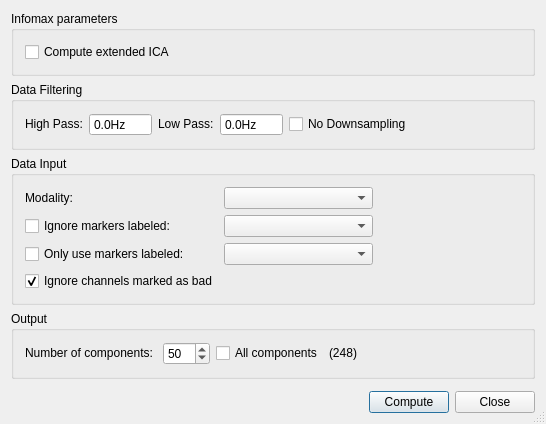
Qt form src/plugins/icav2/ICASettings.ui (HIP-infrastructure/anywave-code) before a commit.
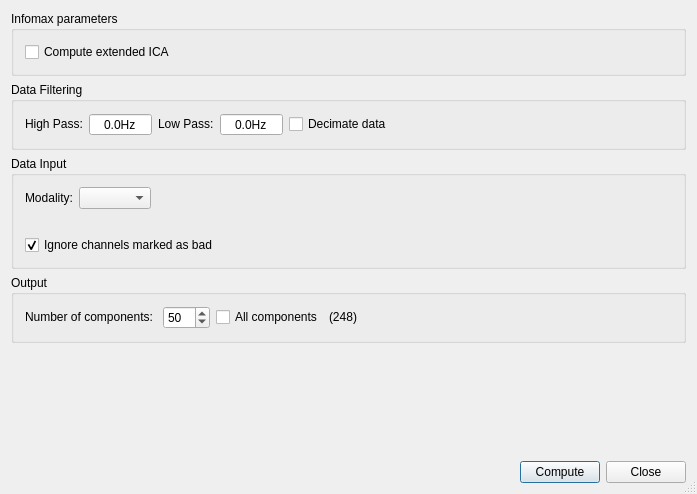
The same form after that commit. Icons and pictures are not drawn. Custom widgets are drawn as their Qt base class.

Commit message: Fixed bugs on ICA and Exporter due to changes made in process manager when processing input channels and input markers

What changed in the file:
```diff
--- a/src/plugins/icav2/ICASettings.ui
+++ b/src/plugins/icav2/ICASettings.ui
@@ -6,8 +6,8 @@
    <rect>
     <x>0</x>
     <y>0</y>
-    <width>546</width>
-    <height>424</height>
+    <width>697</width>
+    <height>494</height>
    </rect>
   </property>
   <property name="windowTitle">
@@ -23,7 +23,7 @@
   <property name="modal">
    <bool>true</bool>
   </property>
-  <layout class="QVBoxLayout" name="verticalLayout_3">
+  <layout class="QVBoxLayout" name="verticalLayout_2">
    <item>
     <widget class="QGroupBox" name="groupInfomax">
      <property name="title">
@@ -51,9 +51,7 @@
      <property name="title">
       <string>Data Filtering</string>
      </property>
-     <layout class="QGridLayout" name="gridLayout">
-      <item row="0" column="0">
-       <layout class="QHBoxLayout" name="horizontalLayout">
+     <layout class="QHBoxLayout" name="horizontalLayout" stretch="0,0,0,0,0,1">
         <item>
          <widget class="QLabel" name="label_2">
           <property name="sizePolicy">
@@ -70,7 +68,7 @@
         <item>
          <widget class="QDoubleSpinBox" name="spinHPF">
           <property name="sizePolicy">
-           <sizepolicy hsizetype="Preferred" vsizetype="Fixed">
+         <sizepolicy hsizetype="Expanding" vsizetype="Fixed">
             <horstretch>0</horstretch>
             <verstretch>0</verstretch>
            </sizepolicy>
@@ -81,6 +79,9 @@
           <property name="frame">
            <bool>true</bool>
           </property>
+        <property name="alignment">
+         <set>Qt::AlignCenter</set>
+        </property>
           <property name="buttonSymbols">
            <enum>QAbstractSpinBox::NoButtons</enum>
           </property>
@@ -117,7 +118,7 @@
         <item>
          <widget class="QDoubleSpinBox" name="spinLPF">
           <property name="sizePolicy">
-           <sizepolicy hsizetype="Preferred" vsizetype="Fixed">
+         <sizepolicy hsizetype="Expanding" vsizetype="Fixed">
             <horstretch>0</horstretch>
             <verstretch>0</verstretch>
            </sizepolicy>
@@ -128,6 +129,9 @@
           <property name="frame">
            <bool>true</bool>
           </property>
+        <property name="alignment">
+         <set>Qt::AlignCenter</set>
+        </property>
           <property name="buttonSymbols">
            <enum>QAbstractSpinBox::NoButtons</enum>
           </property>
@@ -151,7 +155,7 @@
            <string>If not checked, the data will be decimated to reduce the computation time.</string>
           </property>
           <property name="text">
-           <string>No Downsampling</string>
+         <string>Decimate data</string>
           </property>
          </widget>
         </item>
@@ -169,8 +173,6 @@
          </spacer>
         </item>
        </layout>
-      </item>
-     </layout>
     </widget>
    </item>
    <item>
@@ -178,20 +180,10 @@
      <property name="title">
       <string>Data Input</string>
      </property>
-     <layout class="QVBoxLayout" name="verticalLayout_2">
+     <layout class="QVBoxLayout" name="verticalLayout" stretch="0,1,0">
       <item>
-       <layout class="QGridLayout" name="gridLayout_4">
-        <item row="0" column="1">
-         <widget class="QComboBox" name="comboModality">
-          <property name="sizePolicy">
-           <sizepolicy hsizetype="Expanding" vsizetype="Fixed">
-            <horstretch>0</horstretch>
-            <verstretch>0</verstretch>
-           </sizepolicy>
-          </property>
-         </widget>
-        </item>
-        <item row="0" column="0">
+       <layout class="QHBoxLayout" name="horizontalLayout_3" stretch="0,0,1">
+        <item>
          <widget class="QLabel" name="modalityLabel">
           <property name="sizePolicy">
            <sizepolicy hsizetype="Preferred" vsizetype="Fixed">
@@ -204,8 +196,8 @@
           </property>
          </widget>
         </item>
-        <item row="1" column="1">
-         <widget class="QComboBox" name="comboIgnoredMarkers">
+        <item>
+         <widget class="QComboBox" name="comboModality">
           <property name="sizePolicy">
            <sizepolicy hsizetype="Expanding" vsizetype="Fixed">
             <horstretch>0</horstretch>
@@ -214,20 +206,32 @@
           </property>
          </widget>
         </item>
-        <item row="1" column="0">
-         <widget class="QCheckBox" name="checkIgnoreMarker">
+        <item>
+         <spacer name="horizontalSpacer">
+          <property name="orientation">
+           <enum>Qt::Horizontal</enum>
+          </property>
+          <property name="sizeHint" stdset="0">
+           <size>
+            <width>40</width>
+            <height>20</height>
+           </size>
+          </property>
+         </spacer>
+        </item>
+       </layout>
+      </item>
+      <item>
+       <widget class="AwSelectInputDataWidget" name="inputDataWidget" native="true">
           <property name="sizePolicy">
-           <sizepolicy hsizetype="Preferred" vsizetype="Fixed">
+         <sizepolicy hsizetype="Expanding" vsizetype="Expanding">
             <horstretch>0</horstretch>
             <verstretch>0</verstretch>
            </sizepolicy>
           </property>
-          <property name="text">
-           <string>Ignore markers labeled:</string>
-          </property>
-         </widget>
-        </item>
-        <item row="3" column="0">
+       </widget>
+      </item>
+      <item>
          <widget class="QCheckBox" name="ignoreBads">
           <property name="sizePolicy">
            <sizepolicy hsizetype="Preferred" vsizetype="Fixed">
@@ -243,44 +247,6 @@
           </property>
          </widget>
         </item>
-        <item row="1" column="2">
-         <spacer name="horizontalSpacer_6">
-          <property name="orientation">
-           <enum>Qt::Horizontal</enum>
-          </property>
-          <property name="sizeHint" stdset="0">
-           <size>
-            <width>40</width>
-            <height>20</height>
-           </size>
-          </property>
-         </spacer>
-        </item>
-        <item row="2" column="0">
-         <widget class="QCheckBox" name="checkUseMarkers">
-          <property name="sizePolicy">
-           <sizepolicy hsizetype="Preferred" vsizetype="Fixed">
-            <horstretch>0</horstretch>
-            <verstretch>0</verstretch>
-           </sizepolicy>
-          </property>
-          <property name="text">
-           <string>Only use markers labeled:</string>
-          </property>
-         </widget>
-        </item>
-        <item row="2" column="1">
-         <widget class="QComboBox" name="comboUseMarkers">
-          <property name="sizePolicy">
-           <sizepolicy hsizetype="Expanding" vsizetype="Fixed">
-            <horstretch>0</horstretch>
-            <verstretch>0</verstretch>
-           </sizepolicy>
-          </property>
-         </widget>
-        </item>
-       </layout>
-      </item>
      </layout>
     </widget>
    </item>
@@ -289,13 +255,11 @@
      <property name="title">
       <string>Output</string>
      </property>
-     <layout class="QVBoxLayout" name="verticalLayout">
-      <item>
-       <layout class="QHBoxLayout" name="horizontalLayout_2">
+     <layout class="QHBoxLayout" name="horizontalLayout_2" stretch="0,0,0,0,1">
         <item>
          <widget class="QLabel" name="labelNC">
           <property name="sizePolicy">
-           <sizepolicy hsizetype="Preferred" vsizetype="Fixed">
+         <sizepolicy hsizetype="Expanding" vsizetype="Fixed">
             <horstretch>0</horstretch>
             <verstretch>0</verstretch>
            </sizepolicy>
@@ -308,7 +272,7 @@
         <item>
          <widget class="QSpinBox" name="spinNC">
           <property name="sizePolicy">
-           <sizepolicy hsizetype="Preferred" vsizetype="Fixed">
+         <sizepolicy hsizetype="Expanding" vsizetype="Fixed">
             <horstretch>0</horstretch>
             <verstretch>0</verstretch>
            </sizepolicy>
@@ -330,7 +294,7 @@
         <item>
          <widget class="QCheckBox" name="cbAll">
           <property name="sizePolicy">
-           <sizepolicy hsizetype="Preferred" vsizetype="Fixed">
+         <sizepolicy hsizetype="Expanding" vsizetype="Fixed">
             <horstretch>0</horstretch>
             <verstretch>0</verstretch>
            </sizepolicy>
@@ -343,7 +307,7 @@
         <item>
          <widget class="QLabel" name="labelTotalIC">
           <property name="sizePolicy">
-           <sizepolicy hsizetype="Preferred" vsizetype="Fixed">
+         <sizepolicy hsizetype="Expanding" vsizetype="Fixed">
             <horstretch>0</horstretch>
             <verstretch>0</verstretch>
            </sizepolicy>
@@ -354,19 +318,17 @@
          </widget>
         </item>
         <item>
-         <spacer name="horizontalSpacer">
+       <spacer name="horizontalSpacer_4">
           <property name="orientation">
            <enum>Qt::Horizontal</enum>
           </property>
           <property name="sizeHint" stdset="0">
            <size>
-            <width>37</width>
-            <height>13</height>
+          <width>40</width>
+          <height>20</height>
            </size>
           </property>
          </spacer>
-        </item>
-       </layout>
       </item>
      </layout>
     </widget>
@@ -418,6 +380,14 @@
   </layout>
  </widget>
  <layoutdefault spacing="6" margin="11"/>
+ <customwidgets>
+  <customwidget>
+   <class>AwSelectInputDataWidget</class>
+   <extends>QWidget</extends>
+   <header location="global">widget/AwSelectInputDataWidget.h</header>
+   <container>1</container>
+  </customwidget>
+ </customwidgets>
  <resources>
   <include location="../../../resources/AnyWave.qrc"/>
  </resources>
```
Left out of the diff: 7 changed lines with no effect on the pictures. Lines whose indentation alone changed are shown as unchanged. The commit also changes 7 other files.
